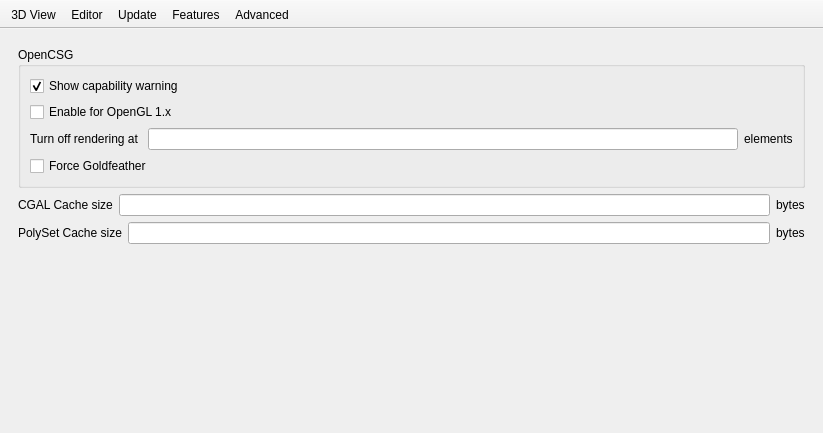
This is src/Preferences.ui in openscad/openscad as Qt 5 draws it before an edit. The edited form follows.
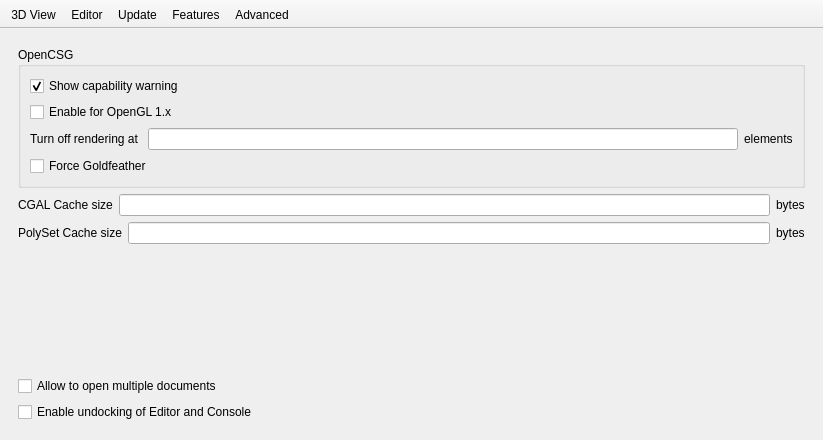
This is the edited form. The open tabs and pages were chosen to show the change. Icons and pictures are not drawn.

Commit message: Make editor and console windows dockable and make MDI mode a runtime option.

```diff
--- a/src/Preferences.ui
+++ b/src/Preferences.ui
@@ -7,7 +7,7 @@
     <x>0</x>
     <y>0</y>
     <width>823</width>
-    <height>433</height>
+    <height>440</height>
    </rect>
   </property>
   <property name="sizePolicy">
@@ -607,6 +607,20 @@
           </property>
          </spacer>
         </item>
+        <item>
+         <widget class="QCheckBox" name="mdiCheckBox">
+          <property name="text">
+           <string>Allow to open multiple documents</string>
+          </property>
+         </widget>
+        </item>
+        <item>
+         <widget class="QCheckBox" name="undockCheckBox">
+          <property name="text">
+           <string>Enable undocking of Editor and Console</string>
+          </property>
+         </widget>
+        </item>
        </layout>
       </widget>
      </widget>
```
Left out of the diff: 2 changed lines with no effect on the pictures. The commit also changes 7 other files.
